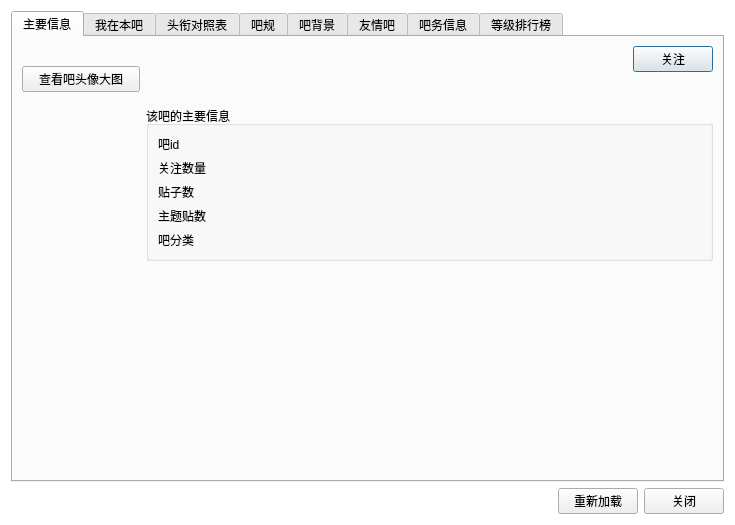
Above: resf/forum_detail.ui from clb-128258/TiebaDesktop before the change. Below: the same form after it.
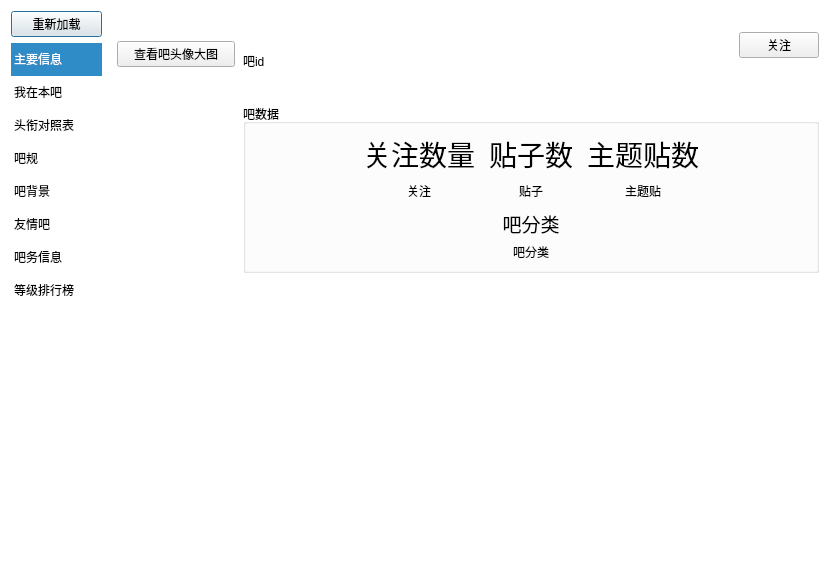
That is the form after the change.

Commit message: 重构了数据清理功能

```diff
--- a/resf/forum_detail.ui
+++ b/resf/forum_detail.ui
@@ -6,8 +6,8 @@
    <rect>
     <x>0</x>
     <y>0</y>
-    <width>735</width>
-    <height>525</height>
+    <width>839</width>
+    <height>569</height>
    </rect>
   </property>
   <property name="windowTitle">
@@ -19,21 +19,15 @@
 </string>
   </property>
   <layout class="QGridLayout" name="gridLayout_5">
-   <item row="1" column="0">
-    <spacer name="horizontalSpacer_2">
-     <property name="orientation">
-      <enum>Qt::Horizontal</enum>
+   <item row="0" column="0">
+    <widget class="QPushButton" name="pushButton_8">
+     <property name="text">
+      <string>重新加载</string>
      </property>
-     <property name="sizeHint" stdset="0">
-      <size>
-       <width>490</width>
-       <height>20</height>
-      </size>
-     </property>
-    </spacer>
+    </widget>
    </item>
-   <item row="0" column="0" colspan="3">
-    <widget class="QTabWidget" name="tabWidget">
+   <item row="0" column="1" rowspan="2">
+    <widget class="QStackedWidget" name="stackedWidget">
      <property name="maximumSize">
       <size>
        <width>16777215</width>
@@ -43,40 +37,27 @@
      <property name="currentIndex">
       <number>0</number>
      </property>
-     <widget class="QWidget" name="tab">
-      <attribute name="title">
-       <string>主要信息</string>
-      </attribute>
+     <widget class="QWidget" name="stackedWidgetPage1">
       <layout class="QGridLayout" name="gridLayout" columnstretch="0,0,1">
+       <property name="horizontalSpacing">
+        <number>8</number>
+       </property>
+       <property name="verticalSpacing">
+        <number>6</number>
+       </property>
        <item row="0" column="1" colspan="2">
         <layout class="QGridLayout" name="gridLayout_9" columnstretch="1,0">
          <property name="verticalSpacing">
           <number>8</number>
          </property>
-         <item row="0" column="0">
-          <widget class="QLabel" name="label_2">
-           <property name="font">
-            <font>
-             <family>微软雅黑</family>
-             <pointsize>13</pointsize>
-            </font>
-           </property>
-           <property name="text">
-            <string/>
-           </property>
-           <property name="textInteractionFlags">
-            <set>Qt::TextBrowserInteraction</set>
-           </property>
-          </widget>
-         </item>
-         <item row="0" column="1">
+         <item row="1" column="1">
           <widget class="QPushButton" name="pushButton">
            <property name="text">
             <string>关注</string>
            </property>
           </widget>
          </item>
-         <item row="1" column="0" colspan="2">
+         <item row="2" column="0" colspan="2">
           <widget class="QLabel" name="label_5">
            <property name="text">
             <string/>
@@ -92,10 +73,49 @@
            </property>
           </widget>
          </item>
+         <item row="1" column="0">
+          <layout class="QVBoxLayout" name="verticalLayout_3">
+           <property name="spacing">
+            <number>6</number>
+           </property>
+           <property name="bottomMargin">
+            <number>0</number>
+           </property>
+           <item>
+            <widget class="QLabel" name="label_2">
+             <property name="font">
+              <font>
+               <family>微软雅黑</family>
+               <pointsize>14</pointsize>
+              </font>
+             </property>
+             <property name="text">
+              <string/>
+             </property>
+             <property name="textInteractionFlags">
+              <set>Qt::TextBrowserInteraction</set>
+             </property>
+            </widget>
+           </item>
+           <item>
+            <widget class="QLabel" name="label_11">
+             <property name="text">
+              <string>吧id</string>
+             </property>
+             <property name="textInteractionFlags">
+              <set>Qt::TextBrowserInteraction</set>
+             </property>
+            </widget>
+           </item>
+          </layout>
+         </item>
         </layout>
        </item>
        <item row="0" column="0" rowspan="4">
         <layout class="QVBoxLayout" name="verticalLayout_4">
+         <property name="spacing">
+          <number>7</number>
+         </property>
          <property name="topMargin">
           <number>0</number>
          </property>
@@ -131,65 +151,6 @@
          </item>
         </layout>
        </item>
-       <item row="2" column="1" colspan="2">
-        <widget class="QGroupBox" name="groupBox_3">
-         <property name="title">
-          <string>该吧的主要信息</string>
-         </property>
-         <layout class="QVBoxLayout" name="verticalLayout_2">
-          <item>
-           <widget class="QLabel" name="label_11">
-            <property name="text">
-             <string>吧id</string>
-            </property>
-            <property name="textInteractionFlags">
-             <set>Qt::TextBrowserInteraction</set>
-            </property>
-           </widget>
-          </item>
-          <item>
-           <widget class="QLabel" name="label_3">
-            <property name="text">
-             <string>关注数量</string>
-            </property>
-            <property name="textInteractionFlags">
-             <set>Qt::TextBrowserInteraction</set>
-            </property>
-           </widget>
-          </item>
-          <item>
-           <widget class="QLabel" name="label_4">
-            <property name="text">
-             <string>贴子数</string>
-            </property>
-            <property name="textInteractionFlags">
-             <set>Qt::TextBrowserInteraction</set>
-            </property>
-           </widget>
-          </item>
-          <item>
-           <widget class="QLabel" name="label_13">
-            <property name="text">
-             <string>主题贴数</string>
-            </property>
-            <property name="textInteractionFlags">
-             <set>Qt::TextBrowserInteraction</set>
-            </property>
-           </widget>
-          </item>
-          <item>
-           <widget class="QLabel" name="label_12">
-            <property name="text">
-             <string>吧分类</string>
-            </property>
-            <property name="textInteractionFlags">
-             <set>Qt::TextBrowserInteraction</set>
-            </property>
-           </widget>
-          </item>
-         </layout>
-        </widget>
-       </item>
        <item row="3" column="1" colspan="2">
         <spacer name="verticalSpacer_2">
          <property name="orientation">
@@ -203,12 +164,222 @@
          </property>
         </spacer>
        </item>
+       <item row="2" column="1" colspan="2">
+        <widget class="QGroupBox" name="groupBox_3">
+         <property name="title">
+          <string>吧数据</string>
+         </property>
+         <property name="flat">
+          <bool>true</bool>
+         </property>
+         <layout class="QGridLayout" name="gridLayout_19" columnstretch="2,3,2">
+          <item row="0" column="2">
+           <spacer name="horizontalSpacer">
+            <property name="orientation">
+             <enum>Qt::Horizontal</enum>
+            </property>
+            <property name="sizeHint" stdset="0">
+             <size>
+              <width>40</width>
+              <height>20</height>
+             </size>
+            </property>
+           </spacer>
+          </item>
+          <item row="0" column="1">
+           <layout class="QGridLayout" name="gridLayout_14">
+            <property name="bottomMargin">
+             <number>0</number>
+            </property>
+            <property name="horizontalSpacing">
+             <number>14</number>
+            </property>
+            <property name="verticalSpacing">
+             <number>9</number>
+            </property>
+            <item row="1" column="0">
+             <layout class="QGridLayout" name="gridLayout_15">
+              <property name="bottomMargin">
+               <number>0</number>
+              </property>
+              <property name="spacing">
+               <number>7</number>
+              </property>
+              <item row="0" column="0">
+               <widget class="QLabel" name="label_3">
+                <property name="font">
+                 <font>
+                  <family>微软雅黑</family>
+                  <pointsize>21</pointsize>
+                 </font>
+                </property>
+                <property name="text">
+                 <string>关注数量</string>
+                </property>
+                <property name="alignment">
+                 <set>Qt::AlignBottom|Qt::AlignHCenter</set>
+                </property>
+                <property name="textInteractionFlags">
+                 <set>Qt::TextBrowserInteraction</set>
+                </property>
+               </widget>
+              </item>
+              <item row="1" column="0">
+               <widget class="QLabel" name="label_19">
+                <property name="text">
+                 <string>关注</string>
+                </property>
+                <property name="alignment">
+                 <set>Qt::AlignHCenter|Qt::AlignTop</set>
+                </property>
+               </widget>
+              </item>
+             </layout>
+            </item>
+            <item row="1" column="1">
+             <layout class="QGridLayout" name="gridLayout_16">
+              <property name="bottomMargin">
+               <number>0</number>
+              </property>
+              <property name="spacing">
+               <number>7</number>
+              </property>
+              <item row="1" column="0">
+               <widget class="QLabel" name="label_20">
+                <property name="text">
+                 <string>贴子</string>
+                </property>
+                <property name="alignment">
+                 <set>Qt::AlignHCenter|Qt::AlignTop</set>
+                </property>
+               </widget>
+              </item>
+              <item row="0" column="0">
+               <widget class="QLabel" name="label_4">
+                <property name="font">
+                 <font>
+                  <family>微软雅黑</family>
+                  <pointsize>21</pointsize>
+                 </font>
+                </property>
+                <property name="text">
+                 <string>贴子数</string>
+                </property>
+                <property name="alignment">
+                 <set>Qt::AlignBottom|Qt::AlignHCenter</set>
+                </property>
+                <property name="textInteractionFlags">
+                 <set>Qt::TextBrowserInteraction</set>
+                </property>
+               </widget>
+              </item>
+             </layout>
+            </item>
+            <item row="1" column="2">
+             <layout class="QGridLayout" name="gridLayout_17">
+              <property name="bottomMargin">
+               <number>0</number>
+              </property>
+              <property name="verticalSpacing">
+               <number>7</number>
+              </property>
+              <item row="1" column="0">
+               <widget class="QLabel" name="label_22">
+                <property name="text">
+                 <string>主题贴</string>
+                </property>
+                <property name="alignment">
+                 <set>Qt::AlignHCenter|Qt::AlignTop</set>
+                </property>
+               </widget>
+              </item>
+              <item row="0" column="0">
+               <widget class="QLabel" name="label_13">
+                <property name="font">
+                 <font>
+                  <family>微软雅黑</family>
+                  <pointsize>21</pointsize>
+                 </font>
+                </property>
+                <property name="text">
+                 <string>主题贴数</string>
+                </property>
+                <property name="alignment">
+                 <set>Qt::AlignBottom|Qt::AlignHCenter</set>
+                </property>
+                <property name="textInteractionFlags">
+                 <set>Qt::TextBrowserInteraction</set>
+                </property>
+               </widget>
+              </item>
+             </layout>
+            </item>
+            <item row="2" column="0" colspan="3">
+             <layout class="QGridLayout" name="gridLayout_18" rowstretch="0,0">
+              <property name="bottomMargin">
+               <number>0</number>
+              </property>
+              <property name="spacing">
+               <number>7</number>
+              </property>
+              <item row="1" column="0" colspan="2">
+               <widget class="QLabel" name="label_23">
+                <property name="maximumSize">
+                 <size>
+                  <width>16777215</width>
+                  <height>16</height>
+                 </size>
+                </property>
+                <property name="text">
+                 <string>吧分类</string>
+                </property>
+                <property name="alignment">
+                 <set>Qt::AlignBottom|Qt::AlignHCenter</set>
+                </property>
+               </widget>
+              </item>
+              <item row="0" column="0" colspan="2">
+               <widget class="QLabel" name="label_12">
+                <property name="font">
+                 <font>
+                  <family>微软雅黑</family>
+                  <pointsize>14</pointsize>
+                 </font>
+                </property>
+                <property name="text">
+                 <string>吧分类</string>
+                </property>
+                <property name="alignment">
+                 <set>Qt::AlignBottom|Qt::AlignHCenter</set>
+                </property>
+                <property name="textInteractionFlags">
+                 <set>Qt::TextBrowserInteraction</set>
+                </property>
+               </widget>
+              </item>
+             </layout>
+            </item>
+           </layout>
+          </item>
+          <item row="0" column="0">
+           <spacer name="horizontalSpacer_2">
+            <property name="orientation">
+             <enum>Qt::Horizontal</enum>
+            </property>
+            <property name="sizeHint" stdset="0">
+             <size>
+              <width>40</width>
+              <height>20</height>
+             </size>
+            </property>
+           </spacer>
+          </item>
+         </layout>
+        </widget>
+       </item>
       </layout>
      </widget>
-     <widget class="QWidget" name="tab_7">
-      <attribute name="title">
-       <string>我在本吧</string>
-      </attribute>
+     <widget class="QWidget" name="stackedWidgetPage2">
       <layout class="QGridLayout" name="gridLayout_12" rowstretch="0,0,0">
        <item row="1" column="0">
         <widget class="QGroupBox" name="groupBox">
@@ -413,10 +584,7 @@
        </item>
       </layout>
      </widget>
-     <widget class="QWidget" name="tab_8">
-      <attribute name="title">
-       <string>头衔对照表</string>
-      </attribute>
+     <widget class="QWidget" name="stackedWidgetPage3">
       <layout class="QGridLayout" name="gridLayout_13">
        <property name="leftMargin">
         <number>0</number>
@@ -454,10 +622,7 @@
        </item>
       </layout>
      </widget>
-     <widget class="QWidget" name="tab_6">
-      <attribute name="title">
-       <string>吧规</string>
-      </attribute>
+     <widget class="QWidget" name="stackedWidgetPage4">
       <layout class="QGridLayout" name="gridLayout_8">
        <property name="leftMargin">
         <number>0</number>
@@ -486,10 +651,7 @@
        </item>
       </layout>
      </widget>
-     <widget class="QWidget" name="tab_5">
-      <attribute name="title">
-       <string>吧背景</string>
-      </attribute>
+     <widget class="QWidget" name="stackedWidgetPage5">
       <layout class="QGridLayout" name="gridLayout_7">
        <property name="leftMargin">
         <number>0</number>
@@ -625,10 +787,7 @@
        </item>
       </layout>
      </widget>
-     <widget class="QWidget" name="tab_3">
-      <attribute name="title">
-       <string>友情吧</string>
-      </attribute>
+     <widget class="QWidget" name="stackedWidgetPage6">
       <layout class="QGridLayout" name="gridLayout_3">
        <property name="leftMargin">
         <number>0</number>
@@ -666,10 +825,7 @@
        </item>
       </layout>
      </widget>
-     <widget class="QWidget" name="tab_2">
-      <attribute name="title">
-       <string>吧务信息</string>
-      </attribute>
+     <widget class="QWidget" name="stackedWidgetPage7">
       <layout class="QGridLayout" name="gridLayout_2">
        <property name="leftMargin">
         <number>0</number>
@@ -707,10 +863,7 @@
        </item>
       </layout>
      </widget>
-     <widget class="QWidget" name="tab_4">
-      <attribute name="title">
-       <string>等级排行榜</string>
-      </attribute>
+     <widget class="QWidget" name="stackedWidgetPage8">
       <layout class="QGridLayout" name="gridLayout_4">
        <item row="0" column="0">
         <widget class="QLabel" name="label_15">
@@ -732,18 +885,69 @@
      </widget>
     </widget>
    </item>
-   <item row="1" column="2">
-    <widget class="QPushButton" name="pushButton_5">
-     <property name="text">
-      <string>关闭</string>
+   <item row="1" column="0">
+    <widget class="QListWidget" name="listWidget_2">
+     <property name="minimumSize">
+      <size>
+       <width>91</width>
+       <height>0</height>
+      </size>
      </property>
-    </widget>
-   </item>
-   <item row="1" column="1">
-    <widget class="QPushButton" name="pushButton_8">
-     <property name="text">
-      <string>重新加载</string>
+     <property name="maximumSize">
+      <size>
+       <width>91</width>
+       <height>16777215</height>
+      </size>
      </property>
+     <property name="styleSheet">
+      <string notr="true">QListWidget::item { margin-bottom: 15px; }</string>
+     </property>
+     <property name="frameShape">
+      <enum>QFrame::NoFrame</enum>
+     </property>
+     <property name="currentRow">
+      <number>0</number>
+     </property>
+     <item>
+      <property name="text">
+       <string>主要信息</string>
+      </property>
+     </item>
+     <item>
+      <property name="text">
+       <string>我在本吧</string>
+      </property>
+     </item>
+     <item>
+      <property name="text">
+       <string>头衔对照表</string>
+      </property>
+     </item>
+     <item>
+      <property name="text">
+       <string>吧规</string>
+      </property>
+     </item>
+     <item>
+      <property name="text">
+       <string>吧背景</string>
+      </property>
+     </item>
+     <item>
+      <property name="text">
+       <string>友情吧</string>
+      </property>
+     </item>
+     <item>
+      <property name="text">
+       <string>吧务信息</string>
+      </property>
+     </item>
+     <item>
+      <property name="text">
+       <string>等级排行榜</string>
+      </property>
+     </item>
     </widget>
    </item>
   </layout>
```
Left out of the diff: 7 changed lines with no effect on the pictures. The commit also changes 9 other files.
